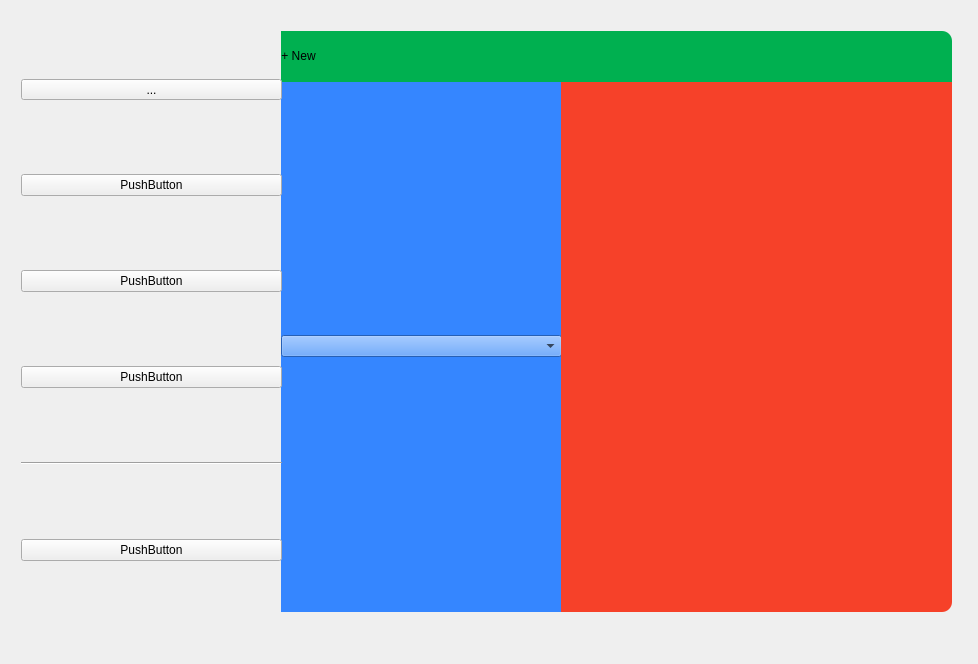
The window that designer/main_screen.ui (FLAiRistaken/Pass.me-password-manager) describes before a commit, drawn with Qt 5.
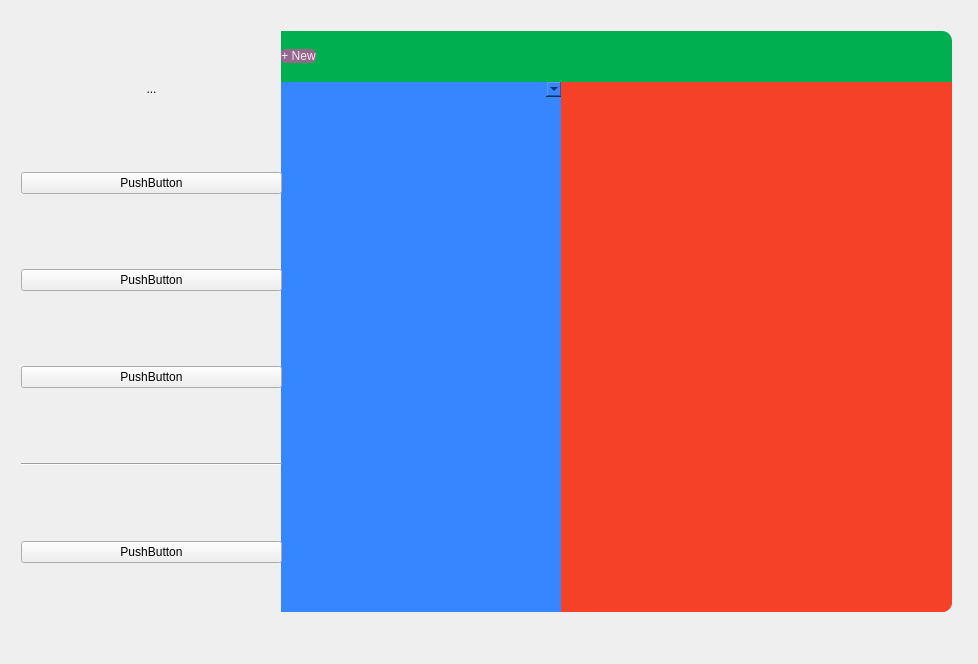
The same window after the commit.

Diff of the .ui file:
```diff
--- a/designer/main_screen.ui
+++ b/designer/main_screen.ui
@@ -24,14 +24,10 @@
 	background-color: qlineargradient(spread:pad, x1:0, y1:0, x2:0, y2:1, 		stop:0 rgba(0, 0, 0, 255), stop:1 rgba(92, 61, 88, 255));
 	border-radius: 10px;
 }
-QPushButton#pushButton5 QMenu{
-    height: 1px;
-    border-bottom: 1px solid lightGray;
-    background: #5A5A5A;
-    margin-left: 2px;
-    margin-right: 0px;
-    margin-top: 2px;
-    margin-bottom: 2px;
+QPushButton#btnNew{
+	background-color:rgba(148, 105, 141, 255);
+	color:rgba(255, 255, 255, 220);
+	border-radius:5px;
 }</string>
      </property>
      <widget class="QWidget" name="left_box" native="true">
@@ -55,6 +51,9 @@
            <verstretch>0</verstretch>
           </sizepolicy>
          </property>
+         <property name="styleSheet">
+          <string notr="true">border-radius:10px</string>
+         </property>
          <property name="text">
           <string>...</string>
          </property>
@@ -123,7 +122,18 @@
       </property>
       <layout class="QVBoxLayout" name="verticalLayout_3">
        <item>
-        <widget class="QComboBox" name="comboBox"/>
+        <widget class="QComboBox" name="comboBox">
+         <property name="styleSheet">
+          <string notr="true">border-radius:10px;</string>
+         </property>
+        </widget>
+       </item>
+       <item>
+        <widget class="QListView" name="listView">
+         <property name="styleSheet">
+          <string notr="true">border-radius:10px;</string>
+         </property>
+        </widget>
        </item>
       </layout>
      </widget>
@@ -140,6 +150,11 @@
        <string notr="true">background-color: rgb(246, 65, 41);
 border-bottom-right-radius: 10px</string>
       </property>
+      <layout class="QGridLayout" name="gridLayout_2">
+       <item row="0" column="0">
+        <widget class="QWidget" name="widget_2" native="true"/>
+       </item>
+      </layout>
      </widget>
      <widget class="QWidget" name="top_box" native="true">
       <property name="geometry">
@@ -156,7 +171,14 @@
       </property>
       <layout class="QHBoxLayout" name="horizontalLayout">
        <item>
-        <widget class="QPushButton" name="pushButton">
+        <widget class="QPushButton" name="btnNew">
+         <property name="styleSheet">
+          <string notr="true">
+	background-color:rgba(148, 105, 141, 255);
+	color:rgba(255, 255, 255, 220);
+	border-radius:5px;
+</string>
+         </property>
          <property name="text">
           <string>+ New</string>
          </property>
```
Left out of the diff: 13 changed lines with no effect on the pictures.
